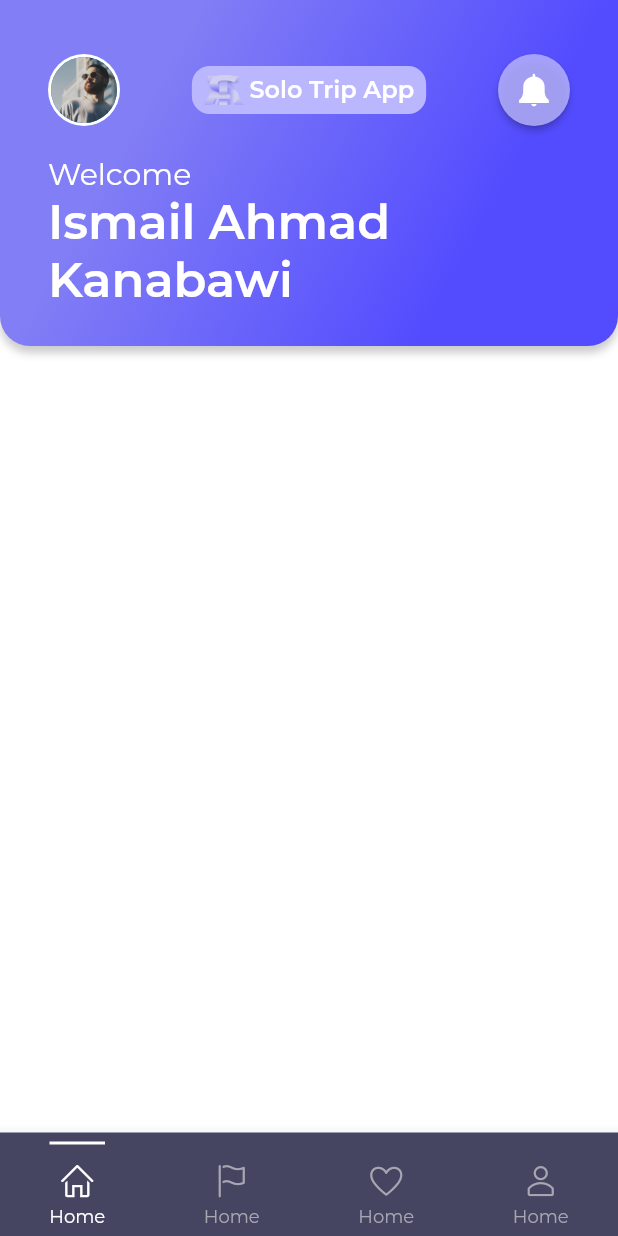
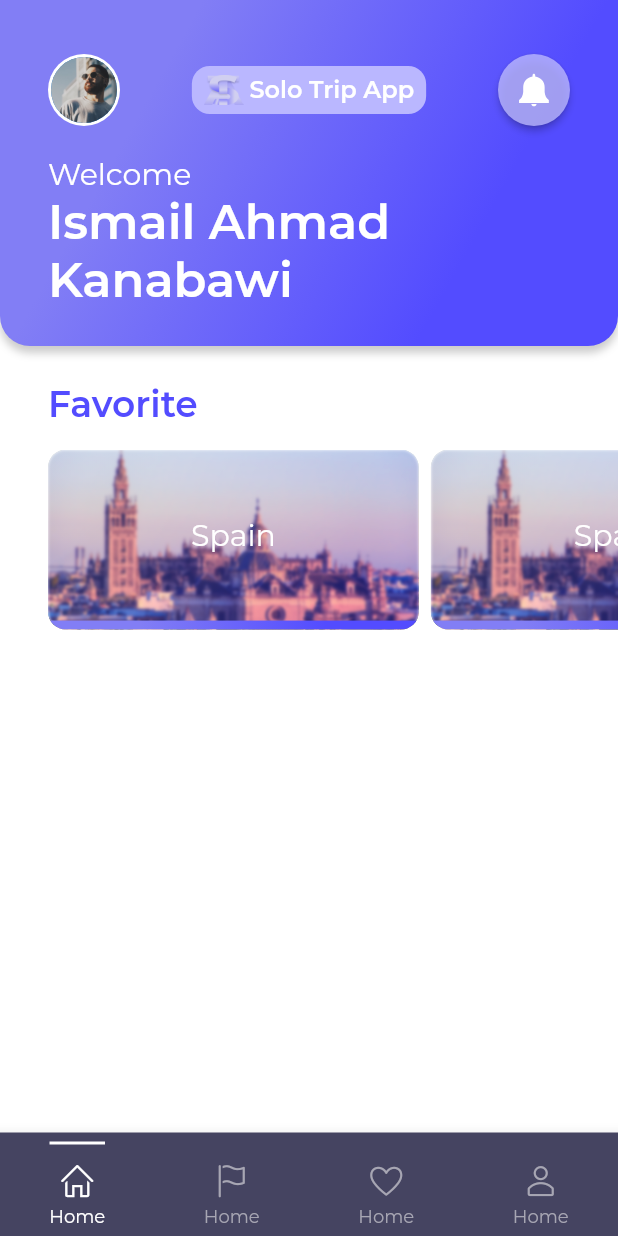
Before and after one commit to mmukramm/solo_trip_app, a Flutter app: the screen it shows after launch, on a phone screen of 412 x 824 dp. Run offline on Flutter 3.47's test engine with Material 2 defaults, Android fonts, the phone set to English and light mode, and no system bars; our stand-ins replace flutter_svg.

Commit message:
feat: add favorite section in home screen

```diff
--- a/lib/presentation/ui/home_screen.dart
+++ b/lib/presentation/ui/home_screen.dart
@@ -1,3 +1,5 @@
+import 'dart:ui';
+
 import 'package:flutter/material.dart';
 import 'package:flutter/src/widgets/framework.dart';
 import 'package:flutter/src/widgets/placeholder.dart';
@@ -118,8 +120,87 @@ class HomeScreen extends StatelessWidget {
                                 .displayLarge!
                                 .copyWith(color: primaryLightBackgroundColor))
                       ]),
-                )
+                ),
               ],
+            ),
+          ),
+          const SizedBox(
+            height: 24,
+          ),
+          Padding(
+            padding: EdgeInsets.symmetric(horizontal: 32.0),
+            child: Text(
+              "Favorite",
+              style: Theme.of(context).textTheme.displayMedium!.copyWith(
+                    color: primaryColor,
+                  ),
+            ),
+          ),
+          const SizedBox(
+            height: 16,
+          ),
+          Container(
+            width: AppSize.deviceWidth(context),
+            height: 120,
+            child: ListView.builder(
+              shrinkWrap: true,
+              scrollDirection: Axis.horizontal,
+              itemCount: 6,
+              itemBuilder: (BuildContext context, int index) {
+                return Container(
+                  margin: EdgeInsets.only(
+                    left: (index == 0) ? 32.0 : 4.0,
+                    right: (index == 5) ? 32.0 : 4.0,
+                  ),
+                  width: AppSize.deviceWidth(context) * .6,
+                  decoration: const BoxDecoration(
+                    image: DecorationImage(
+                      image: AssetImage(
+                        "assets/images/spain_backdrop.jpg",
+                      ),
+                      fit: BoxFit.cover,
+                    ),
+                    borderRadius: BorderRadius.all(
+                      Radius.circular(12),
+                    ),
+                  ),
+                  child: ClipRRect(
+                    borderRadius: const BorderRadius.all(
+                      Radius.circular(12),
+                    ),
+                    child: BackdropFilter(
+                      filter: ImageFilter.blur(sigmaX: 1.0, sigmaY: 1.0),
+                      child: Container(
+                        decoration: BoxDecoration(
+                            gradient: primaryGradient,
+                            backgroundBlendMode: BlendMode.softLight),
+                        child: Column(
+                          children: [
+                            Expanded(
+                              child: Center(
+                                child: Text(
+                                  "Spain",
+                                  style: Theme.of(context)
+                                      .textTheme
+                                      .bodyLarge!
+                                      .copyWith(
+                                        color: primaryLightBackgroundColor,
+                                      ),
+                                ),
+                              ),
+                            ),
+                            Container(
+                              height: 6,
+                              decoration:
+                                  BoxDecoration(gradient: primaryGradient),
+                            ),
+                          ],
+                        ),
+                      ),
+                    ),
+                  ),
+                );
+              },
             ),
           )
         ],
```
